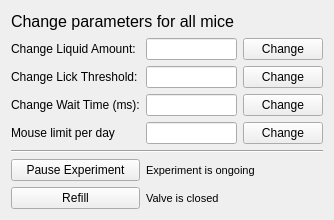
Qt form Python/gui/expwin.ui (yagarwal123/autonomouse) before a commit.
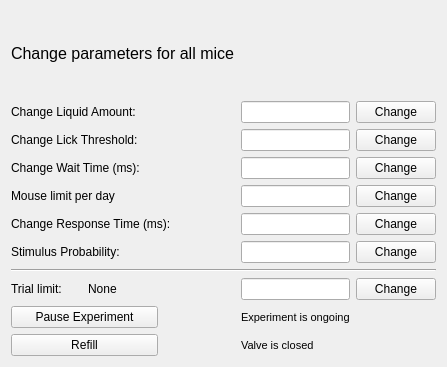
The same form after that commit.

Diff of the .ui file:
```diff
--- a/Python/gui/expwin.ui
+++ b/Python/gui/expwin.ui
@@ -6,88 +6,100 @@
    <rect>
     <x>0</x>
     <y>0</y>
-    <width>334</width>
-    <height>220</height>
+    <width>397</width>
+    <height>367</height>
    </rect>
   </property>
   <property name="windowTitle">
    <string>Form</string>
   </property>
   <layout class="QGridLayout" name="gridLayout">
-   <item row="0" column="0" colspan="2">
-    <widget class="QLabel" name="label_blah">
-     <property name="font">
-      <font>
-       <pointsize>12</pointsize>
-      </font>
-     </property>
+   <item row="5" column="3">
+    <widget class="QLineEdit" name="mouseRespLineEdit"/>
+   </item>
+   <item row="5" column="4">
+    <widget class="QPushButton" name="changeMouseRespButton">
      <property name="text">
-      <string>Change parameters for all mice</string>
+      <string>Change</string>
      </property>
     </widget>
    </item>
-   <item row="1" column="0">
-    <widget class="QLabel" name="label">
+   <item row="6" column="0" colspan="2">
+    <widget class="QLabel" name="label_6">
      <property name="text">
-      <string>Change Liquid Amount:</string>
+      <string>Stimulus Probability:</string>
      </property>
     </widget>
    </item>
-   <item row="1" column="1">
-    <widget class="QLineEdit" name="liquidLineEdit"/>
+   <item row="6" column="3">
+    <widget class="QLineEdit" name="stimProbLineEdit"/>
    </item>
-   <item row="1" column="2">
+   <item row="6" column="4">
+    <widget class="QPushButton" name="changeStimProbButton">
+     <property name="text">
+      <string>Change</string>
+     </property>
+    </widget>
+   </item>
+   <item row="1" column="4">
     <widget class="QPushButton" name="changeliquidButton">
      <property name="text">
       <string>Change</string>
      </property>
     </widget>
    </item>
-   <item row="2" column="0">
+   <item row="2" column="0" colspan="2">
     <widget class="QLabel" name="label_2">
      <property name="text">
       <string>Change Lick Threshold:</string>
      </property>
     </widget>
    </item>
-   <item row="2" column="1">
+   <item row="4" column="3">
+    <widget class="QLineEdit" name="mouseLimLineEdit"/>
+   </item>
+   <item row="2" column="3">
     <widget class="QLineEdit" name="lickLineEdit"/>
    </item>
-   <item row="2" column="2">
+   <item row="2" column="4">
     <widget class="QPushButton" name="changelickButton">
      <property name="text">
       <string>Change</string>
      </property>
     </widget>
    </item>
-   <item row="3" column="0">
+   <item row="3" column="0" colspan="2">
     <widget class="QLabel" name="label_3">
      <property name="text">
       <string>Change Wait Time (ms):</string>
      </property>
     </widget>
    </item>
-   <item row="3" column="1">
+   <item row="3" column="3">
     <widget class="QLineEdit" name="waittimeLineEdit"/>
    </item>
-   <item row="3" column="2">
+   <item row="3" column="4">
     <widget class="QPushButton" name="changewaittimeButton">
      <property name="text">
       <string>Change</string>
      </property>
     </widget>
    </item>
-   <item row="4" column="0">
+   <item row="4" column="0" colspan="2">
     <widget class="QLabel" name="label_4">
      <property name="text">
       <string>Mouse limit per day</string>
      </property>
     </widget>
    </item>
-   <item row="4" column="1">
-    <widget class="QLineEdit" name="mouseLimLineEdit"/>
+   <item row="8" column="1">
+    <widget class="QLabel" name="trial_lim_lab">
+     <property name="text">
+      <string>None</string>
+     </property>
+    </widget>
    </item>
-   <item row="4" column="2">
+   <item row="4" column="4">
     <widget class="QPushButton" name="changeMouseLimButton">
      <property name="text">
       <string>Change</string>
@@ -95,27 +107,66 @@
     </widget>
    </item>
    <item row="5" column="0" colspan="3">
+    <widget class="QLabel" name="label_5">
+     <property name="text">
+      <string>Change Response Time (ms):</string>
+     </property>
+    </widget>
+   </item>
+   <item row="0" column="0" colspan="3">
+    <widget class="QLabel" name="label_blah">
+     <property name="font">
+      <font>
+       <pointsize>12</pointsize>
+      </font>
+     </property>
+     <property name="text">
+      <string>Change parameters for all mice</string>
+     </property>
+    </widget>
+   </item>
+   <item row="1" column="0" colspan="2">
+    <widget class="QLabel" name="label">
+     <property name="text">
+      <string>Change Liquid Amount:</string>
+     </property>
+    </widget>
+   </item>
+   <item row="1" column="3">
+    <widget class="QLineEdit" name="liquidLineEdit"/>
+   </item>
+   <item row="7" column="0" colspan="5">
     <widget class="Line" name="line">
      <property name="orientation">
       <enum>Qt::Horizontal</enum>
      </property>
     </widget>
    </item>
-   <item row="6" column="0">
+   <item row="8" column="0">
+    <widget class="QLabel" name="label_7">
+     <property name="text">
+      <string>Trial limit:</string>
+     </property>
+    </widget>
+   </item>
+   <item row="8" column="3">
+    <widget class="QLineEdit" name="trialLimLineEdit"/>
+   </item>
+   <item row="8" column="4">
+    <widget class="QPushButton" name="changeTrialLimButton">
+     <property name="text">
+      <string>Change</string>
+     </property>
+    </widget>
+   </item>
+   <item row="9" column="0" colspan="2">
     <widget class="QPushButton" name="pauseButton">
      <property name="text">
       <string>Pause Experiment</string>
      </property>
     </widget>
    </item>
-   <item row="7" column="0">
-    <widget class="QPushButton" name="refillButton">
-     <property name="text">
-      <string>Refill</string>
-     </property>
-    </widget>
-   </item>
-   <item row="6" column="1" colspan="2">
+   <item row="9" column="3">
     <widget class="QLabel" name="pauseLabel">
      <property name="font">
       <font>
@@ -127,7 +178,7 @@
      </property>
     </widget>
    </item>
-   <item row="7" column="1" colspan="2">
+   <item row="10" column="3">
     <widget class="QLabel" name="refillLabel">
      <property name="font">
       <font>
@@ -139,6 +190,13 @@
      </property>
     </widget>
    </item>
+   <item row="10" column="0" colspan="2">
+    <widget class="QPushButton" name="refillButton">
+     <property name="text">
+      <string>Refill</string>
+     </property>
+    </widget>
+   </item>
   </layout>
  </widget>
  <resources/>
```
